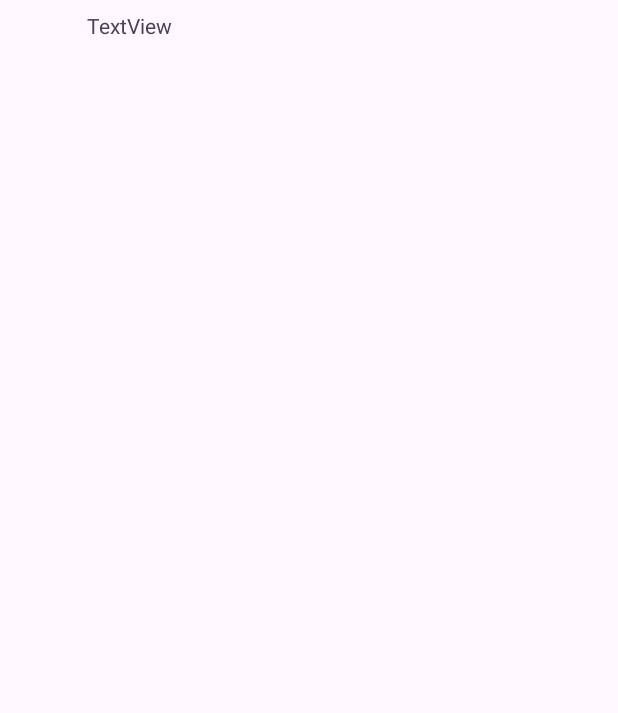
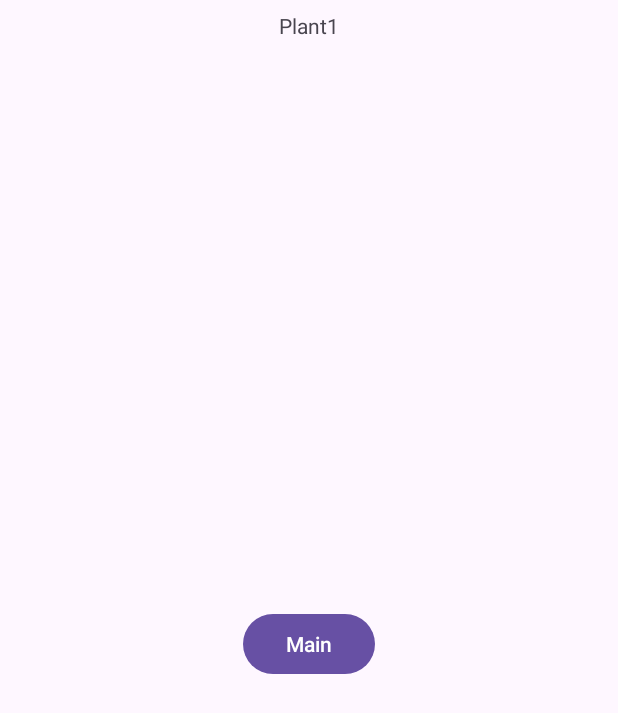
Before and after one commit to Mvargas64/Mobile-Computing---Project01, an Android app: the Plant1 screen opened directly, with no data from a screen before it, on a phone screen of 412 x 824 dp. Before the commit the part shown is almost empty. Shown: the top 713 px of the screen. Run offline under Robolectric (Android 15) with nearby library versions, the phone set to English and light mode, and no system bars.

Commit message:
plant 1 layout

```diff
--- a/app/src/main/java/com/example/plantidentificationapp/Plant1.java
+++ b/app/src/main/java/com/example/plantidentificationapp/Plant1.java
@@ -2,7 +2,10 @@ package com.example.plantidentificationapp;
 
 import androidx.appcompat.app.AppCompatActivity;
 
+import android.content.Intent;
 import android.os.Bundle;
+import android.view.View;
+import android.widget.Button;
 
 public class Plant1 extends AppCompatActivity {
 
@@ -10,5 +13,11 @@ public class Plant1 extends AppCompatActivity {
     protected void onCreate(Bundle savedInstanceState) {
         super.onCreate(savedInstanceState);
         setContentView(R.layout.activity_plant1);
+
     }
+    public void onClickMainBTN(View v){
+        Intent ini = new Intent(Plant1.this, MainActivity.class);
+        startActivity(ini);
+    }
+
 }
--- a/app/src/main/res/layout/activity_plant1.xml
+++ b/app/src/main/res/layout/activity_plant1.xml
@@ -6,60 +6,27 @@
     android:layout_height="match_parent"
     tools:context=".Plant1">
 
-    <ImageView
-        android:id="@+id/imageView"
-        android:layout_width="wrap_content"
-        android:layout_height="wrap_content"
-        tools:layout_editor_absoluteX="225dp"
-        tools:layout_editor_absoluteY="95dp"
-        tools:srcCompat="@tools:sample/avatars" />
-
-    <ImageView
-        android:id="@+id/imageView2"
-        android:layout_width="wrap_content"
-        android:layout_height="wrap_content"
-        tools:layout_editor_absoluteX="225dp"
-        tools:layout_editor_absoluteY="261dp"
-        tools:srcCompat="@tools:sample/avatars" />
-
-    <ImageView
-        android:id="@+id/imageView3"
-        android:layout_width="wrap_content"
-        android:layout_height="wrap_content"
-        tools:layout_editor_absoluteX="225dp"
-        tools:layout_editor_absoluteY="435dp"
-        tools:srcCompat="@tools:sample/avatars" />
-
-    <ImageView
-        android:id="@+id/imageView4"
-        android:layout_width="wrap_content"
-        android:layout_height="wrap_content"
-        tools:layout_editor_absoluteX="34dp"
-        tools:layout_editor_absoluteY="98dp"
-        tools:srcCompat="@tools:sample/avatars" />
-
-    <ImageView
-        android:id="@+id/imageView5"
-        android:layout_width="wrap_content"
-        android:layout_height="wrap_content"
-        tools:layout_editor_absoluteX="37dp"
-        tools:layout_editor_absoluteY="267dp"
-        tools:srcCompat="@tools:sample/avatars" />
-
-    <ImageView
-        android:id="@+id/imageView6"
-        android:layout_width="wrap_content"
-        android:layout_height="wrap_content"
-        tools:layout_editor_absoluteX="36dp"
-        tools:layout_editor_absoluteY="431dp"
-        tools:srcCompat="@tools:sample/avatars" />
-
     <TextView
         android:id="@+id/textView2"
         android:layout_width="172dp"
         android:layout_height="34dp"
         android:gravity="center"
-        android:text="TextView"
-        tools:layout_editor_absoluteX="119dp"
+        android:text="Plant1"
+        app:layout_constraintEnd_toEndOf="parent"
+        app:layout_constraintHorizontal_bias="0.5"
+        app:layout_constraintStart_toStartOf="parent"
         tools:layout_editor_absoluteY="16dp" />
+
+    <Button
+        android:id="@+id/MainBTN1"
+        android:layout_width="wrap_content"
+        android:layout_height="wrap_content"
+        android:onClick="onClickMainBTN"
+        android:text="Main"
+        app:layout_constraintBottom_toBottomOf="parent"
+        app:layout_constraintEnd_toEndOf="parent"
+        app:layout_constraintHorizontal_bias="0.5"
+        app:layout_constraintStart_toStartOf="parent"
+        app:layout_constraintTop_toBottomOf="@+id/textView2"
+        app:layout_constraintVertical_bias="0.5" />
 </androidx.constraintlayout.widget.ConstraintLayout>
```
